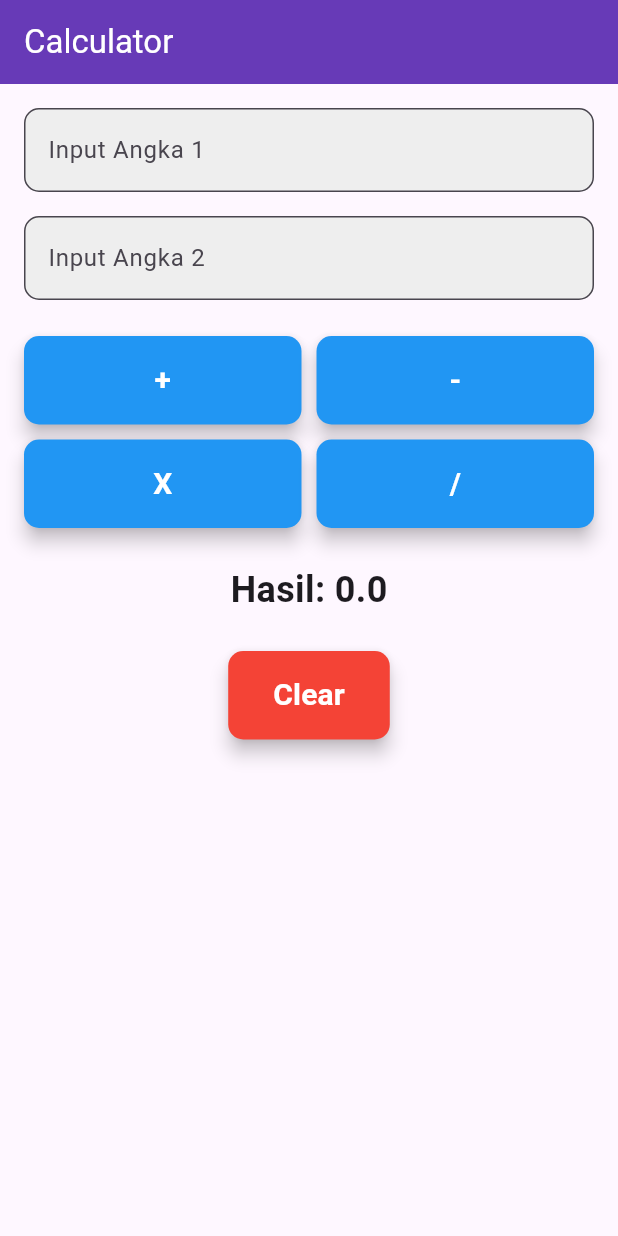
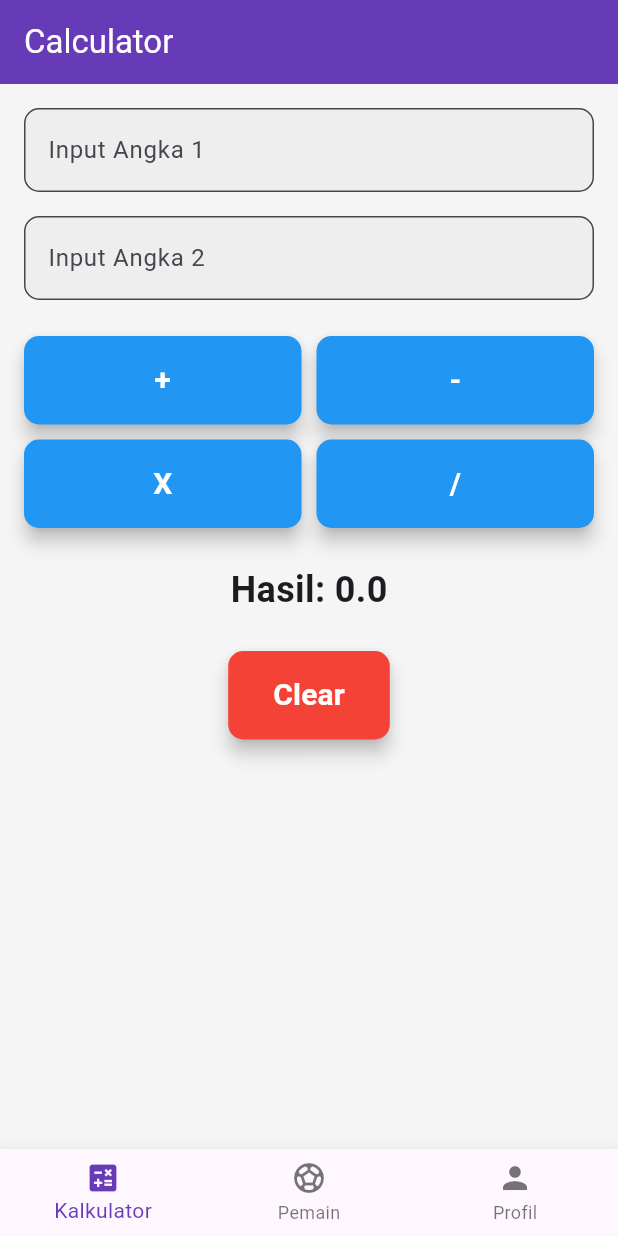
Before and after one commit to arkanaajaaa/latihan_11pplg2, a Flutter app: the screen it shows after launch, on a phone screen of 412 x 824 dp. Run offline on Flutter 3.47's test engine with Material 3 defaults, Android fonts, the phone set to English and light mode, and no system bars; our stand-ins replace get.

```diff
--- /dev/null
+++ b/lib/controllers/football_edit_controller.dart
@@ -0,0 +1,3 @@
+import 'package:get/get.dart';
+
+class FootballEditController extends GetxController{}
--- /dev/null
+++ b/lib/controllers/navigation_controller.dart
@@ -0,0 +1,9 @@
+import 'package:get/get.dart';
+
+class NavigationController extends GetxController {
+  var selectedIndex = 0.obs;
+
+  void changeTabIndex(int index) {
+    selectedIndex.value = index;
+  }
+}
--- a/lib/main.dart
+++ b/lib/main.dart
@@ -1,7 +1,7 @@
 import 'package:flutter/material.dart';
-import 'package:latihan_11pplg2/login_page.dart'; // Pastikan path ini benar
-import 'package:latihan_11pplg2/calculator_page.dart'; // Ini yang penting untuk diimpor
-import 'package:latihan_11pplg2/register_page.dart'; // Pastikan path ini benar
+import 'package:get/get.dart';
+import 'package:latihan_11pplg2/routes/page.dart';
+import 'package:latihan_11pplg2/routes/routes.dart';
 
 void main() {
   runApp(const MyApp());
@@ -12,14 +12,27 @@ class MyApp extends StatelessWidget {
 
   @override
   Widget build(BuildContext context) {
-    return MaterialApp(
-      title: 'Flutter Demo',
+    return GetMaterialApp(
+      title: 'flutter',
+      debugShowCheckedModeBanner: false,
       theme: ThemeData(
         colorScheme: ColorScheme.fromSeed(seedColor: Colors.deepPurple),
         useMaterial3: true,
+        scaffoldBackgroundColor: const Color.fromARGB(255, 245, 245, 245),
+        appBarTheme: const AppBarTheme(
+          backgroundColor: Color.fromARGB(255, 111, 112, 111),
+          foregroundColor: Colors.white,
+        ),
       ),
-      // Mengatur CalculatorPage sebagai halaman utama yang muncul pertama kali
-      home: CalculatorPage(),
+
+      // ✅ Routing GetX
+      initialRoute: AppRoutes.bottomNavPage,
+      getPages: AppPages.pages,
+
+      // ✅ Optional enhancements
+      defaultTransition: Transition.fade,
+      transitionDuration: const Duration(milliseconds: 300),
+      popGesture: true, // Geser untuk back di iOS
     );
   }
 }
--- /dev/null
+++ b/lib/pages/bottom_nav_page.dart
@@ -0,0 +1,42 @@
+import 'package:flutter/material.dart';
+import 'package:get/get.dart';
+import 'package:latihan_11pplg2/controllers/navigation_controller.dart';
+import 'calculator_page.dart';
+import 'player_list_page.dart';
+import 'profile_page.dart'; // kita buat file dummy untuk profil
+
+class BottomNavPage extends StatelessWidget {
+  final NavigationController navController = Get.put(NavigationController());
+
+  final List<Widget> pages = [
+    CalculatorPage(),
+    PlayerListPage(),
+    ProfilePage(),
+  ];
+
+  @override
+  Widget build(BuildContext context) {
+    return Obx(() => Scaffold(
+          body: pages[navController.selectedIndex.value],
+          bottomNavigationBar: BottomNavigationBar(
+            currentIndex: navController.selectedIndex.value,
+            onTap: navController.changeTabIndex,
+            selectedItemColor: Colors.deepPurple,
+            items: const [
+              BottomNavigationBarItem(
+                icon: Icon(Icons.calculate),
+                label: 'Kalkulator',
+              ),
+              BottomNavigationBarItem(
+                icon: Icon(Icons.sports_soccer),
+                label: 'Pemain',
+              ),
+              BottomNavigationBarItem(
+                icon: Icon(Icons.person),
+                label: 'Profil',
+              ),
+            ],
+          ),
+        ));
+  }
+}
--- /dev/null
+++ b/lib/routes/page.dart
@@ -0,0 +1,26 @@
+import 'package:flutter/widgets.dart';
+import 'package:get/get.dart';
+import 'package:latihan_11pplg2/pages/Player_edit_page.dart';
+import 'package:latihan_11pplg2/pages/bottom_nav_page.dart';
+import 'package:latihan_11pplg2/pages/calculator_page.dart';
+import 'package:latihan_11pplg2/pages/player_list_page.dart';
+import 'package:latihan_11pplg2/routes/routes.dart';
+
+class AppPages {
+  static final pages = [
+    GetPage(
+      name: AppRoutes.calculator,
+      page: () => CalculatorPage(),
+    ),
+    GetPage(
+      name: AppRoutes.playerList,
+      page: () => PlayerListPage(),
+    ),
+    GetPage(
+      name: AppRoutes.playerEdit,
+      page: () => const PlayerEditPage(), // ✅ Versi tanpa parameter langsung
+    ),
+    GetPage(name: AppRoutes.bottomNavPage,
+    page: () => BottomNavPage()),
+  ];
+}
--- /dev/null
+++ b/lib/routes/routes.dart
@@ -0,0 +1,7 @@
+class AppRoutes {
+  static const calculator = '/calculator';
+  static const playerList = '/playerList';
+  static const playerEdit = '/playerEdit';
+  static const bottomNavPage = '/bottomNav';
+
+}
```
Also changed, not shown: lib/controllers/player_controller.dart (added, +31 -0 lines), lib/models/player.dart (added, +13 -0 lines), lib/pages/Player_edit_page.dart (added, +150 -0 lines), lib/pages/player_list_page.dart (added, +133 -0 lines), lib/pages/profile_page.dart (added, +82 -0 lines), lib/pages/calculator_page.dart (renamed from lib/calculator_page.dart), lib/pages/login_page.dart (renamed from lib/login_page.dart), lib/pages/register_page.dart (renamed from lib/register_page.dart).
